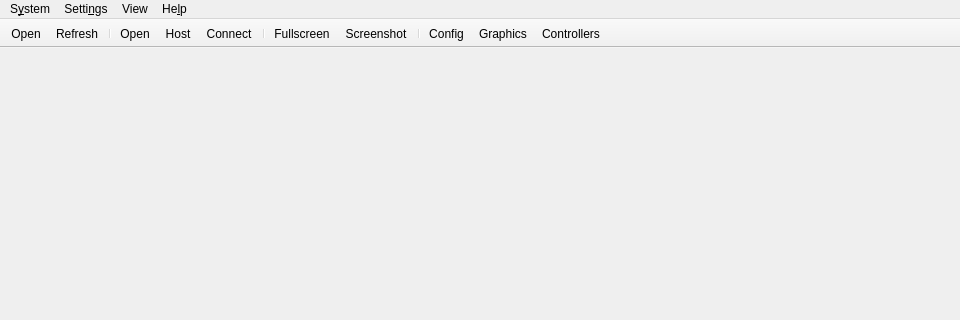
Qt form Source/RMG/UserInterface/MainWindow.ui (MarioPartyNetplay/Mupen-MPN) before a commit; both pictures show x 0 to 960 and y 0 to 320 of the 960 by 720 pixel window.
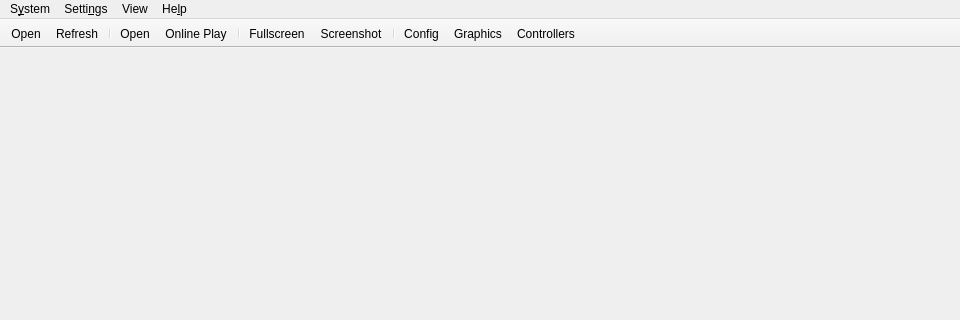
The same form after that commit. Icons and pictures are not drawn.

```diff
--- a/Source/RMG/UserInterface/MainWindow.ui
+++ b/Source/RMG/UserInterface/MainWindow.ui
@@ -189,8 +189,7 @@
     <addaction name="action_View_RefreshRoms2"/>
     <addaction name="separator"/>
     <addaction name="action_System_StartRom3"/>
-    <addaction name="action_Netplay_CreateSession"/>
-    <addaction name="action_Netplay_JoinSession"/>
+    <addaction name="action_Netplay"/>
     <addaction name="separator"/>
     <addaction name="action_View_Fullscreen2"/>
     <addaction name="action_System_Screenshot2"/>
@@ -701,20 +700,12 @@
      <string>&amp;Check For Updates</string>
     </property>
    </action>
-   <action name="action_Netplay_CreateSession">
+   <action name="action_Netplay">
     <property name="icon">
      <iconset theme="online-play-mpn"/>
     </property>
     <property name="text">
-     <string>&amp;Host</string>
-    </property>
-   </action>
-   <action name="action_Netplay_JoinSession">
-    <property name="icon">
-     <iconset theme="online-play-mpn"/>
-    </property>
-    <property name="text">
-     <string>&amp;Connect</string>
+     <string>&amp;Online Play</string>
     </property>
    </action>
    <action name="action_View_Search">
```
